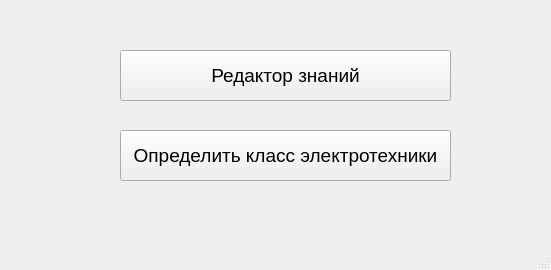
Before: the Qt Designer form layouts/mainWindow.ui in RyndychRD/Classifier, drawn with Qt 5.
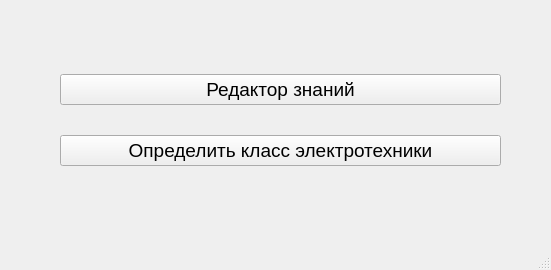
After: the same form once the commit is applied.

```diff
--- a/layouts/mainWindow.ui
+++ b/layouts/mainWindow.ui
@@ -26,33 +26,18 @@
    <string>Классификатор элетротехники</string>
   </property>
   <widget class="QWidget" name="centralwidget">
-   <widget class="QPushButton" name="button_detectClass_MainWindow">
+   <widget class="QWidget" name="">
     <property name="geometry">
      <rect>
-      <x>120</x>
-      <y>130</y>
-      <width>331</width>
-      <height>51</height>
-     </rect>
-    </property>
-    <property name="font">
-     <font>
-      <pointsize>14</pointsize>
-     </font>
-    </property>
-    <property name="text">
-     <string>Определить класс электротехники</string>
-    </property>
-   </widget>
-   <widget class="QPushButton" name="buton_knowledgeEditor_MainWindow">
-    <property name="geometry">
-     <rect>
-      <x>120</x>
+      <x>60</x>
       <y>50</y>
-      <width>331</width>
-      <height>51</height>
+      <width>441</width>
+      <height>141</height>
      </rect>
     </property>
+    <layout class="QVBoxLayout" name="verticalLayout">
+     <item>
+      <widget class="QPushButton" name="buton_knowledgeEditor_MainWindow">
     <property name="font">
      <font>
       <pointsize>14</pointsize>
@@ -61,6 +46,21 @@
     <property name="text">
      <string>Редактор знаний</string>
     </property>
+      </widget>
+     </item>
+     <item>
+      <widget class="QPushButton" name="button_detectClass_MainWindow">
+       <property name="font">
+        <font>
+         <pointsize>14</pointsize>
+        </font>
+       </property>
+       <property name="text">
+        <string>Определить класс электротехники</string>
+       </property>
+      </widget>
+     </item>
+    </layout>
    </widget>
   </widget>
   <widget class="QMenuBar" name="menubar">
```
Lines whose indentation alone changed are shown as unchanged.
